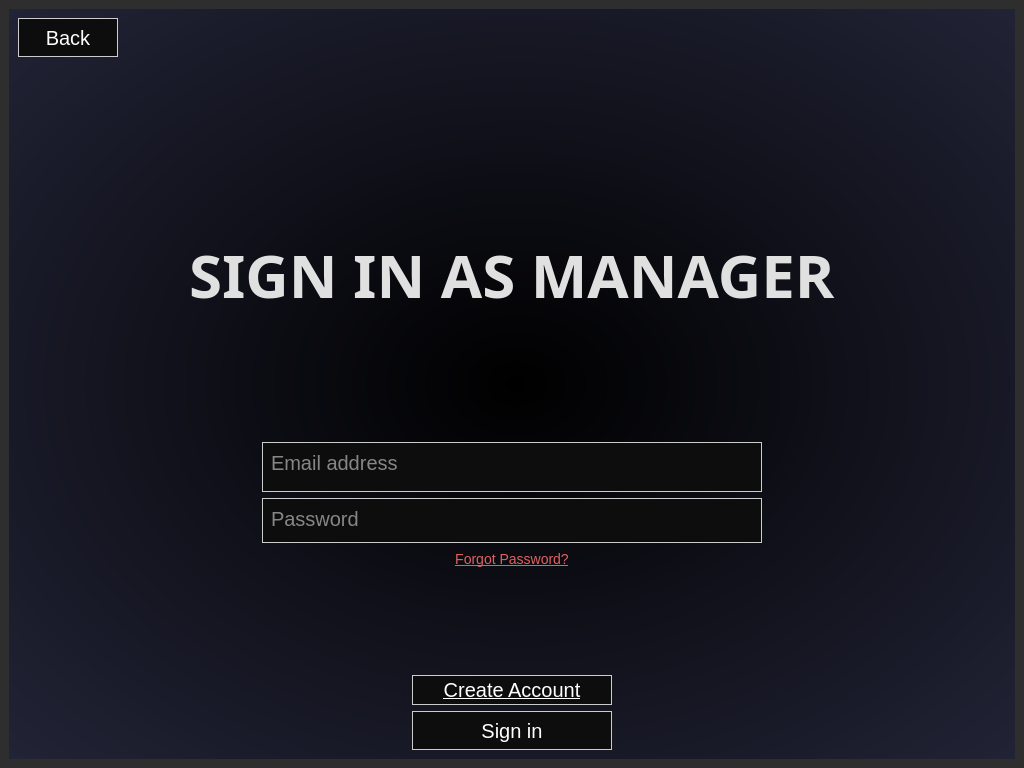
Old version of the form AutoMagik/AutoMagik.ui in the repository AlexOfRivia/AutoMagik.
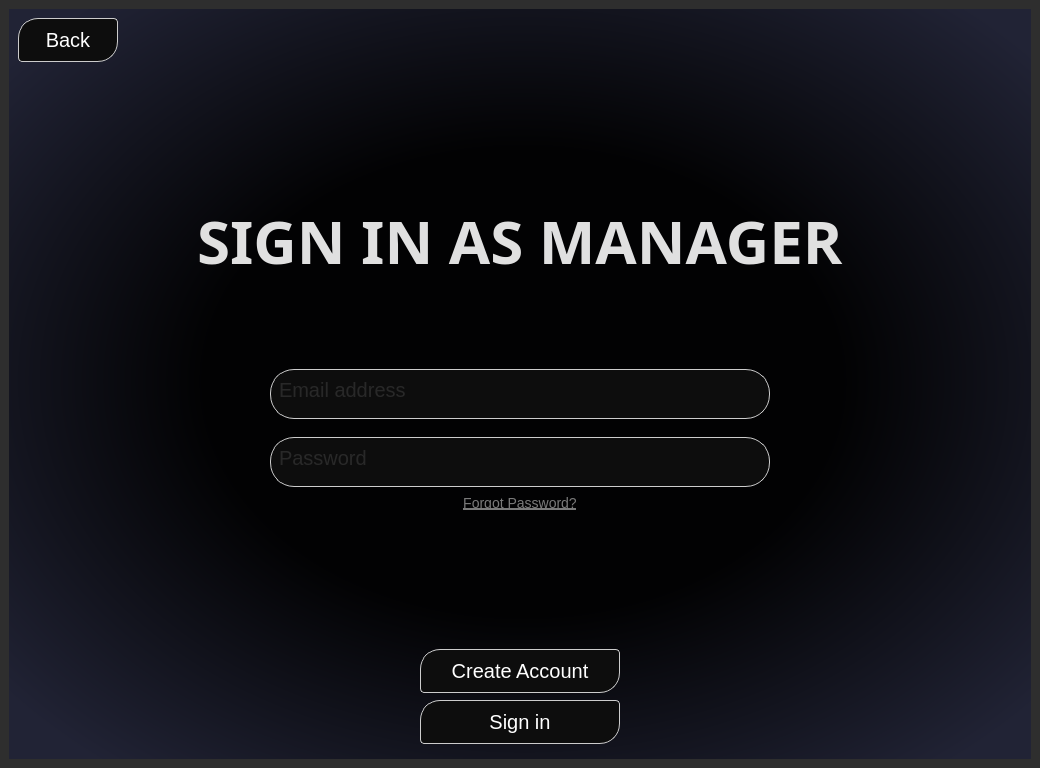
New version of the form. The open tabs and pages were chosen to show the change. Icons and pictures are not drawn.

The edit to the form file:
```diff
--- a/AutoMagik/AutoMagik.ui
+++ b/AutoMagik/AutoMagik.ui
@@ -6,7 +6,7 @@
 			<rect>
 				<x>0</x>
 				<y>0</y>
-				<width>1024</width>
+    <width>1040</width>
 				<height>768</height>
 			</rect>
 		</property>
@@ -22,6 +22,7 @@
 			<string>
 
 				/* Base Colors */
+
 				QMainWindow, QDialog {
 				background-color: #2E2E2E; /* Dark background for windows */
 				color: #E0E0E0;           /* Light default text */
@@ -35,6 +36,7 @@
 				}
 
 				/* Labels */
+
 				QLabel {
 				color: #E0E0E0;
 				background-color: transparent;
@@ -51,6 +53,7 @@
 
 
 				/* Input Fields */
+
 				QLineEdit, QTextEdit, QSpinBox, QComboBox {
 				background-color: #3A3A3A;
 				color: #E0E0E0;
@@ -69,13 +72,14 @@
 
 
 				/* Buttons */
+
 				QPushButton {
 				background-color: #A00000;
 				color: #FFFFFF;
 				border: 1px solid #C04040;
 				border-radius: 4px;
 				padding: 6px 12px;
-				min-height: 25px;
+				min-height: 30px;
 				}
 				QPushButton:hover {
 				background-color: #C04040;
@@ -90,8 +94,7 @@
 				border-color: #616161;
 				}
 				/* Special Buttons */
-				QPushButton#forgotPasswordButton1, QPushButton#forgotPasswordButton2,
-				QPushButton#createManagerAccButton {
+				QPushButton#forgotPasswordButton1, QPushButton#forgotPasswordButton2 {
 				background-color: transparent;
 				color: #E06060;
 				border: none;
@@ -106,6 +109,7 @@
 
 
 				/* TableView / HeaderView */
+
 				QTableWidget {
 				background-color: #3A3A3A;
 				color: #E0E0E0;
@@ -119,24 +123,24 @@
 				color: #E0E0E0;
 				padding: 4px;
 				border: 1px solid #616161;
-				border-bottom: 2px solid #A00000;
+				border-bottom: 3px solid rgb(141, 153, 174);
 				}
 				QTableWidget::item {
 				padding: 3px;
 				}
 
 				/* TableWidget */
+
 				QTableWidget QTableCornerButton::section {
 				background-color: #4A4A4A;
 				border: 1px solid #616161;
-				border-top: none;
-				border-left: none;
-				border-right: 1px solid #616161;
-				border-bottom: 2px solid #A00000;
+
+				border-bottom: 3px solid rgb(141, 153, 174);
 				}
 
 
 				/* ListWidget */
+
 				QListWidget {
 				background-color: #3A3A3A;
 				color: #E0E0E0;
@@ -155,6 +159,7 @@
 
 
 				/* GroupBox */
+
 				QGroupBox {
 				background-color: #3A3A3A;
 				border: 1px solid #616161;
@@ -168,13 +173,14 @@
 				subcontrol-position: top left;
 				padding: 2px 8px;
 				margin-left: 10px;
-				color: #E0E0E0;
+				color: #000000;
 				background-color: #4A4A4A;
 				border-radius: 3px;
 				}
 
 
 				/* SpinBox / ComboBox Arrows and Dropdown */
+
 				QComboBox::drop-down, QSpinBox::up-button, QSpinBox::down-button {
 				border: 1px solid #616161;
 				background-color: #4A4A4A;
@@ -185,6 +191,7 @@
 				}
 
 				/* Basic arrow indication */
+
 				QComboBox::down-arrow {
 				border: 1px solid #E0E0E0;
 				width: 5px;
@@ -208,6 +215,7 @@
 				}
 
 				/* Dropdown list */
+
 				QComboBox QAbstractItemView {
 				background-color: #3A3A3A;
 				color: #E0E0E0;
@@ -218,6 +226,7 @@
 				}
 
 				/* ScrollBars */
+
 				QScrollBar:vertical {
 				border: 1px solid #616161;
 				background: #3A3A3A;
@@ -256,6 +265,7 @@
 				background: none;
 				}
 
+
 			</string>
 		</property>
 		<widget class="QWidget" name="centralWidget">
@@ -1105,9 +1115,11 @@
 						<widget class="QWidget" name="ManagerLoginPage">
 							<property name="styleSheet">
 								<string notr="true">
+
 									QWidget#ManagerLoginPage {
-									background-color: qradialgradient(spread:pad, cx:0.506, cy:0.500364, radius:2, fx:0.504618, fy:0.5, stop:0 rgba(0, 0, 0, 255), stop:1 rgba(95, 100, 153, 255));
+									background-color: qradialgradient(spread:pad, cx:0.506, cy:0.494318, radius:0.659, fx:0.5, fy:0.5, stop:0.47191 rgba(2, 2, 3, 255), stop:1 rgba(33, 35, 53, 255));
 									}
+
 								</string>
 							</property>
 							<layout class="QVBoxLayout" name="verticalLayout_3">
@@ -1120,17 +1132,24 @@
 														<property name="minimumSize">
 															<size>
 																<width>100</width>
-																<height>39</height>
+                <height>44</height>
 															</size>
 														</property>
 														<property name="styleSheet">
 															<string notr="true">
+
 																QPushButton#backButton1 {
 																background-color: #0d0d0d;
 																border: 1px solid #cccccc;
-																border-radius: 20px;
+																border-top-left-radius: 20px;
+																border-bottom-right-radius: 20px;
 																font-size: 20px;
 																}
+
+																QPushButton#backButton1:hover {
+																background-color: #490303;
+																}
+
 															</string>
 														</property>
 														<property name="text">
@@ -1164,7 +1183,7 @@
 												<property name="sizeHint" stdset="0">
 													<size>
 														<width>20</width>
-														<height>100</height>
+              <height>150</height>
 													</size>
 												</property>
 											</spacer>
@@ -1189,7 +1208,7 @@
 														<property name="font">
 															<font>
 																<family>ISOCP</family>
-																<pointsize>50</pointsize>
+                <pointsize>40</pointsize>
 																<italic>false</italic>
 																<bold>true</bold>
 															</font>
@@ -1234,7 +1253,7 @@
 												<property name="sizeHint" stdset="0">
 													<size>
 														<width>20</width>
-														<height>50</height>
+              <height>100</height>
 													</size>
 												</property>
 											</spacer>
@@ -1243,6 +1262,12 @@
 											<layout class="QHBoxLayout" name="horizontalLayout_4">
 												<item>
 													<widget class="QTextEdit" name="managerLoginEmail">
+              <property name="minimumSize">
+               <size>
+                <width>0</width>
+                <height>50</height>
+               </size>
+              </property>
 														<property name="maximumSize">
 															<size>
 																<width>500</width>
@@ -1257,13 +1282,15 @@
 														</property>
 														<property name="styleSheet">
 															<string notr="true">
+
 																QTextEdit#managerLoginEmail {
-																color: rgb(255, 255, 255);
+																color: rgb(68, 68, 68);
 																background-color: #0d0d0d;
-																border-radius: 0px;
 																border: 1px solid #cccccc;
 																font-size: 20px;
+																border-radius: 24px;
 																}
+
 															</string>
 														</property>
 														<property name="placeholderText">
@@ -1273,6 +1300,32 @@
 												</item>
 											</layout>
 										</item>
+          <item>
+           <spacer name="verticalSpacer_16">
+            <property name="orientation">
+             <enum>Qt::Orientation::Vertical</enum>
+            </property>
+            <property name="sizeHint" stdset="0">
+             <size>
+              <width>20</width>
+              <height>0</height>
+             </size>
+            </property>
+           </spacer>
+          </item>
+          <item>
+           <spacer name="verticalSpacer_24">
+            <property name="orientation">
+             <enum>Qt::Orientation::Vertical</enum>
+            </property>
+            <property name="sizeHint" stdset="0">
+             <size>
+              <width>20</width>
+              <height>30</height>
+             </size>
+            </property>
+           </spacer>
+          </item>
 										<item>
 											<spacer name="verticalSpacer_9">
 												<property name="orientation">
@@ -1293,21 +1346,29 @@
 											<layout class="QHBoxLayout" name="horizontalLayout_5">
 												<item>
 													<widget class="QTextEdit" name="managerPasswordLogin">
+              <property name="minimumSize">
+               <size>
+                <width>0</width>
+                <height>50</height>
+               </size>
+              </property>
 														<property name="maximumSize">
 															<size>
 																<width>500</width>
-																<height>45</height>
+                <height>50</height>
 															</size>
 														</property>
 														<property name="styleSheet">
 															<string notr="true">
+
 																QTextEdit#managerPasswordLogin {
-																color: rgb(255, 255, 255);
+																color: rgb(68, 68, 68);
 																background-color: #0d0d0d;
-																border-radius: 0px;
 																border: 1px solid #cccccc;
 																font-size: 20px;
+																border-radius: 24px;
 																}
+
 															</string>
 														</property>
 														<property name="placeholderText">
@@ -1344,10 +1405,13 @@
 														</property>
 														<property name="styleSheet">
 															<string notr="true">
+
 																QPushButton#forgotPasswordButton2 {
 																background-color: transparent;
 																font-size: 14px;
+																color: rgb(122, 122, 122);
 																}
+
 															</string>
 														</property>
 														<property name="text">
@@ -1371,7 +1435,7 @@
 												<property name="sizeHint" stdset="0">
 													<size>
 														<width>20</width>
-														<height>100</height>
+              <height>150</height>
 													</size>
 												</property>
 											</spacer>
@@ -1399,7 +1463,7 @@
 														<property name="minimumSize">
 															<size>
 																<width>200</width>
-																<height>21</height>
+                <height>44</height>
 															</size>
 														</property>
 														<property name="maximumSize">
@@ -1410,13 +1474,20 @@
 														</property>
 														<property name="styleSheet">
 															<string notr="true">
+
 																QPushButton#createManagerAccButton {
 																background-color: #0d0d0d;
 																border: 1px solid #cccccc;
-																border-radius: 20px;
+																border-top-left-radius: 20px;
+																border-bottom-right-radius: 20px;
 																font-size: 20px;
 																color: white;
 																}
+
+																QPushButton#createManagerAccButton:hover {
+																background-color: #490303;
+																}
+
 															</string>
 														</property>
 														<property name="text">
@@ -1442,6 +1513,19 @@
 												</item>
 											</layout>
 										</item>
+          <item>
+           <spacer name="verticalSpacer_26">
+            <property name="orientation">
+             <enum>Qt::Orientation::Vertical</enum>
+            </property>
+            <property name="sizeHint" stdset="0">
+             <size>
+              <width>20</width>
+              <height>20</height>
+             </size>
+            </property>
+           </spacer>
+          </item>
 										<item>
 											<spacer name="verticalSpacer_10">
 												<property name="orientation">
@@ -1481,7 +1565,7 @@
 														<property name="minimumSize">
 															<size>
 																<width>200</width>
-																<height>39</height>
+                <height>44</height>
 															</size>
 														</property>
 														<property name="maximumSize">
@@ -1497,12 +1581,19 @@
 														</property>
 														<property name="styleSheet">
 															<string notr="true">
+
 																QPushButton#managerLoginButton {
 																background-color: #0d0d0d;
 																border: 1px solid #cccccc;
-																border-radius: 20px;
+																border-top-left-radius: 20px;
+																border-bottom-right-radius: 20px;
 																font-size: 20px;
 																}
+
+																QPushButton#managerLoginButton:hover {
+																background-color: #490303;
+																}
+
 															</string>
 														</property>
 														<property name="text">
@@ -1530,6 +1621,22 @@
 										</item>
 									</layout>
 								</item>
+        <item>
+         <layout class="QVBoxLayout" name="verticalLayout_11"/>
+        </item>
+        <item>
+         <spacer name="verticalSpacer_21">
+          <property name="orientation">
+           <enum>Qt::Orientation::Vertical</enum>
+          </property>
+          <property name="sizeHint" stdset="0">
+           <size>
+            <width>20</width>
+            <height>100</height>
+           </size>
+          </property>
+         </spacer>
+        </item>
 							</layout>
 						</widget>
 						<widget class="QWidget" name="managerTasksPage">
```
Left out of the diff: 661 changed lines with no effect on the pictures. Lines whose indentation alone changed are shown as unchanged.
